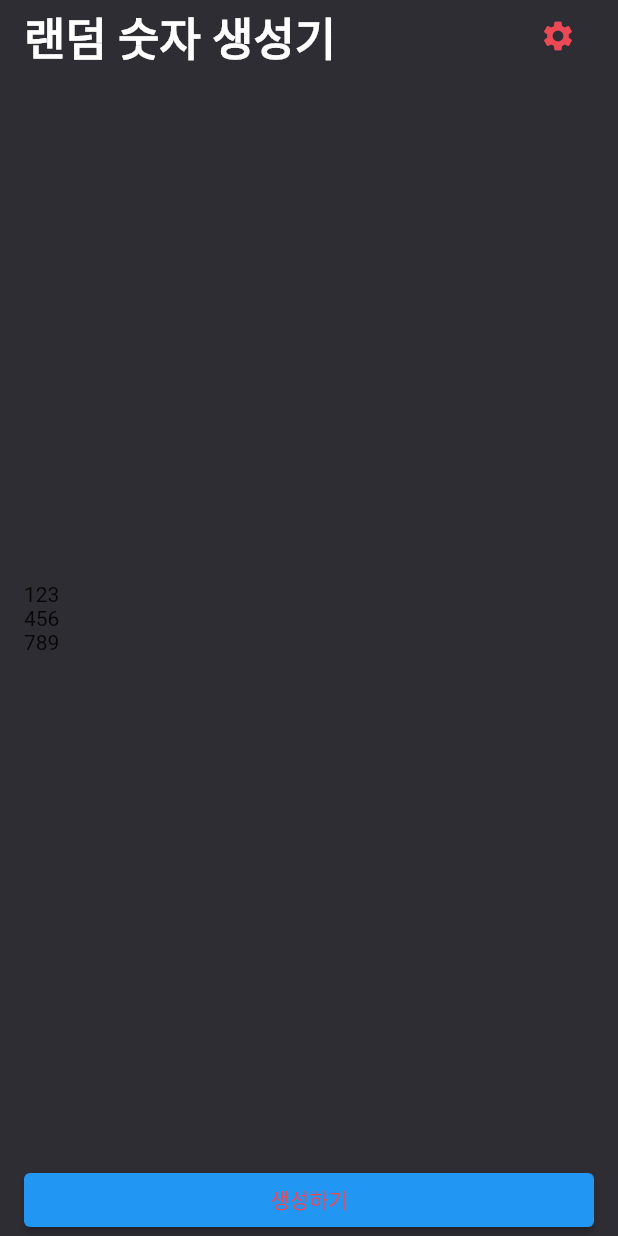
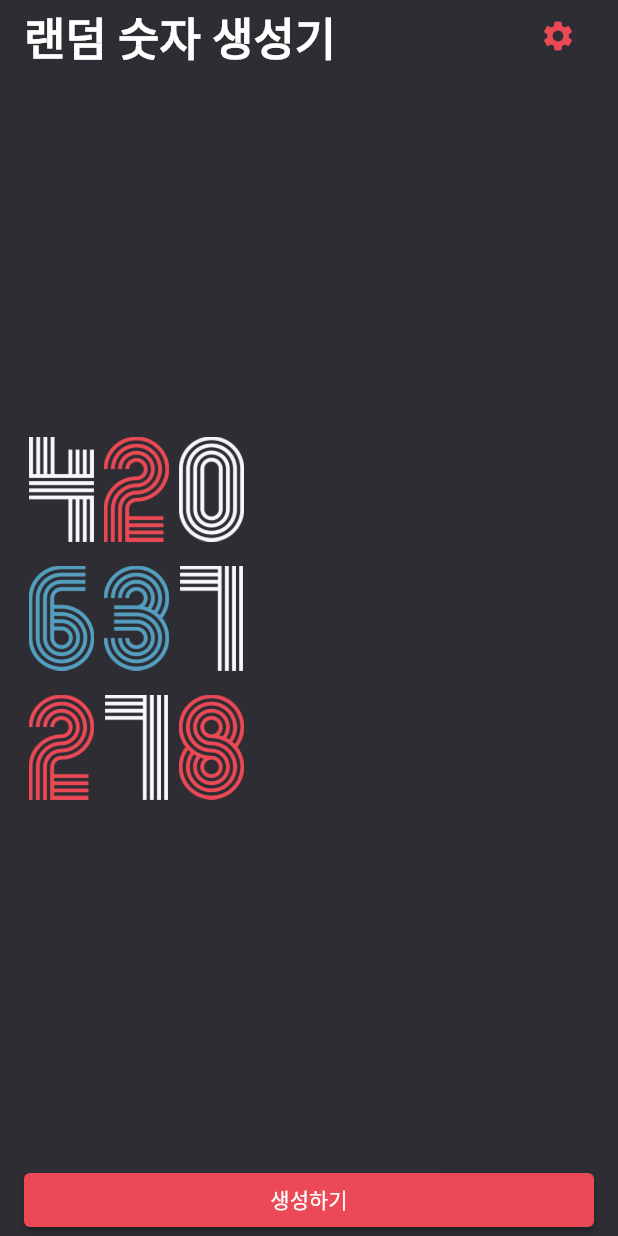
Before and after one commit to sanghwaJ/random_number_generator, a Flutter app: the screen it shows after launch, after a tap on "생성하기", on a phone screen of 412 x 824 dp. Run offline on Flutter 3.47's test engine with Material 2 defaults, Android fonts, the phone set to English and light mode, and no system bars.

```diff
--- a/lib/screen/home_screen.dart
+++ b/lib/screen/home_screen.dart
@@ -1,5 +1,8 @@
+import 'dart:math';
+
 import 'package:flutter/material.dart';
 import 'package:random_number_generator/constant/color.dart';
+import 'package:random_number_generator/screen/settings_screen.dart';
 
 class HomeScreen extends StatefulWidget {
   const HomeScreen({Key? key}) : super(key: key);
@@ -9,6 +12,12 @@ class HomeScreen extends StatefulWidget {
 }
 
 class _HomeScreenState extends State<HomeScreen> {
+  List<int> randomNumbers = [
+    123,
+    456,
+    789,
+  ];
+
   @override
   Widget build(BuildContext context) {
     return Scaffold(
@@ -21,7 +30,42 @@ class _HomeScreenState extends State<HomeScreen> {
           child: Column(
             crossAxisAlignment: CrossAxisAlignment.start,
             children: [
-              Row(
+              _Header(),
+              _Body(
+                randomNumbers: randomNumbers,
+              ),
+              _Footer(
+                onPressed: onRandomNumberGenerate,
+              ),
+            ],
+          ),
+        ),
+      ),
+    );
+  }
+
+  void onRandomNumberGenerate() {
+    final rand = Random();
+
+    final Set<int> newNumbers = {};
+
+    while (newNumbers.length != 3) {
+      final number = rand.nextInt(1000);
+      newNumbers.add(number);
+    }
+
+    setState(() {
+      randomNumbers = newNumbers.toList();
+    });
+  }
+}
+
+class _Header extends StatelessWidget {
+  const _Header({Key? key}) : super(key: key);
+
+  @override
+  Widget build(BuildContext context) {
+    return Row(
       mainAxisAlignment: MainAxisAlignment.spaceBetween,
       children: [
         Text(
@@ -33,38 +77,79 @@ class _HomeScreenState extends State<HomeScreen> {
           ),
         ),
         IconButton(
-                    onPressed: () {},
+          onPressed: () {
+            // push는 List의 add와 같음 => [HomeScreen(), SettingsScreen()]
+            Navigator.of(context).push(
+              MaterialPageRoute(
+                builder: (BuildContext context) {
+                  return SettingsScreen();
+                },
+              ),
+            );
+          },
           icon: Icon(
             Icons.settings,
             color: RED_COLOR,
           ),
         ),
       ],
-              ),
-              Expanded(
+    );
+  }
+}
+
+class _Body extends StatelessWidget {
+  final List<int> randomNumbers;
+
+  const _Body({required this.randomNumbers, Key? key}) : super(key: key);
+
+  @override
+  Widget build(BuildContext context) {
+    return Expanded(
       child: Column(
         mainAxisAlignment: MainAxisAlignment.center,
-                  children: [
-                    Text('123'),
-                    Text('456'),
-                    Text('789'),
-                  ],
+        children: randomNumbers
+            .asMap() // List => map
+            .entries // x에 각각 값이 key(index)와 value로 들어옴 ({0:123}, {1:456}, {2:789})
+            .map(
+              (x) => Padding(
+                padding: EdgeInsets.only(bottom: x.key == 2 ? 0 : 16.0),
+                child: Row(
+                  children: x.value
+                      .toString()
+                      .split('')
+                      .map(
+                        (y) => Image.asset(
+                          'asset/img/$y.png',
+                          height: 70.0,
+                          width: 50.0,
+                        ),
+                      )
+                      .toList(),
                 ),
               ),
-              // 사실 SizedBox보다 Container가 기능이 더 많긴하지만, width와 height만 조정하면 될 때 코드 가독성을 위해 SizedBox을 사용함
+            )
+            .toList(),
+      ),
+    );
+  }
+}
+
+class _Footer extends StatelessWidget {
+  final VoidCallback onPressed;
+
+  const _Footer({required this.onPressed, Key? key}) : super(key: key);
+
+  @override
+  Widget build(BuildContext context) {
+    return // 사실 SizedBox보다 Container가 기능이 더 많긴하지만, width와 height만 조정하면 될 때 코드 가독성을 위해 SizedBox을 사용함
         SizedBox(
       width: double.infinity,
       child: ElevatedButton(
         style: ElevatedButton.styleFrom(
-                    foregroundColor: RED_COLOR,
+          backgroundColor: RED_COLOR,
         ),
-                  onPressed: () {},
+        onPressed: onPressed,
         child: Text('생성하기'),
-                ),
-              ),
-            ],
-          ),
-        ),
       ),
     );
   }
```
Also changed, not shown: lib/screen/settings_screen.dart (added, +19 -0 lines), 1 other file. Lines whose indentation alone changed are shown as unchanged.
